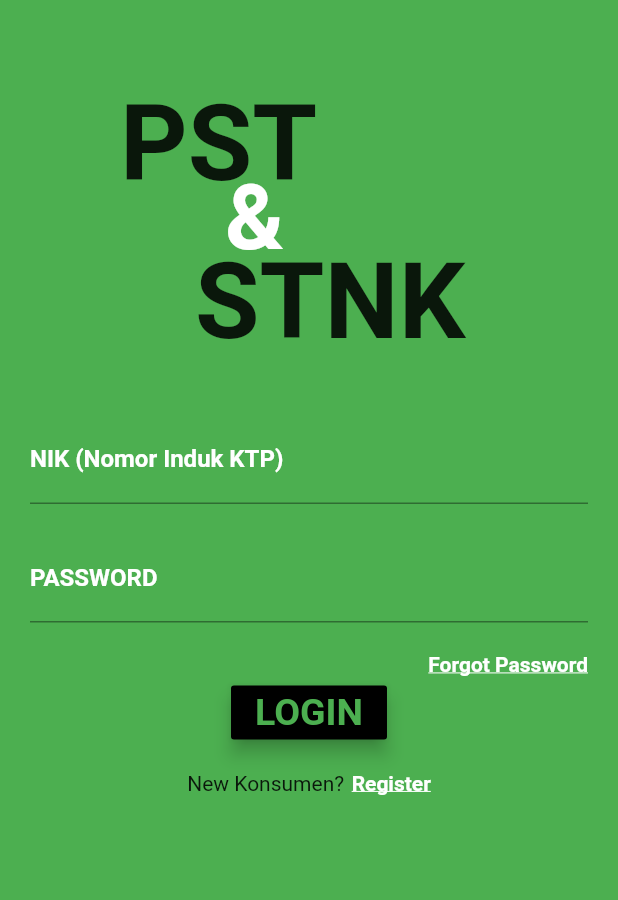
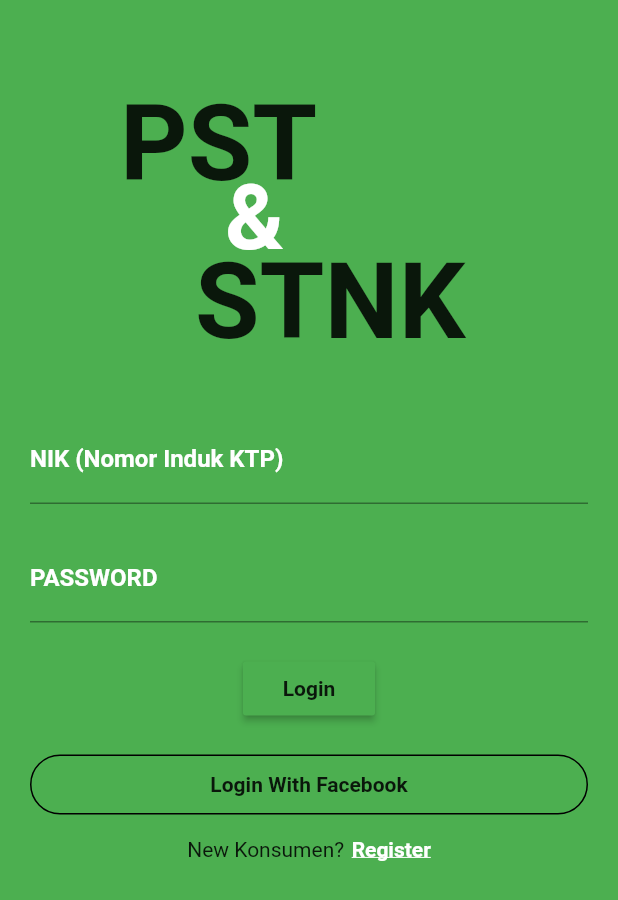
Before and after one commit to RdKaranNugraha/tubes, a Flutter app: the screen it shows after launch, on a phone screen of 412 x 824 dp. Shown: the top 900 px of the screen. Run offline on Flutter 3.47's test engine with Material 2 defaults, Android fonts, the phone set to English and light mode, and no system bars; Roboto replaces fonts that are missing (Montserrat).

Commit message:
Revisi Login
revisi login

```diff
--- a/lib/login.dart
+++ b/lib/login.dart
@@ -91,29 +91,17 @@ class _LoginState extends State<Login> {
                               borderSide: BorderSide(color: Colors.white))),
                       obscureText: true,
                     ),
-                    SizedBox(height: 5.0),
+                    SizedBox(height: 20.0),
                     Container(
-                      alignment: Alignment(1.0, 0.0),
-                      padding: EdgeInsets.only(top: 15.0, left: 20.0),
-                      child: InkWell(
-                        child: Text(
-                          'Forgot Password',
+                        child: Row(
+                      mainAxisAlignment: MainAxisAlignment.center,
+                      children: <Widget>[
+                        RaisedButton(
+                            child: Text('Login',
                                 style: TextStyle(
-                              color: Colors.white,
                                     fontWeight: FontWeight.bold,
-                              fontFamily: 'Montserrat',
-                              decoration: TextDecoration.underline),
-                        ),
-                      ),
-                    ),
-                    RaisedButton(
-                        child: Text("LOGIN",
-                            style: TextStyle(
+                                    fontFamily: 'Montserrat')),
                             color: Colors.green,
-                                fontSize: 25,
-                                fontWeight: FontWeight.bold)),
-                        color: Colors.black,
-                        elevation: 5,
                             onPressed: () {
                               if (text1.text == "089626156656" &&
                                   text2.text == "kelompok12") {
@@ -126,6 +114,35 @@ class _LoginState extends State<Login> {
                                     "NoTelepon atau Password salah/belum terdaftar");
                               }
                             })
+                      ],
+                    )),
+                    SizedBox(height: 20.0),
+                    Container(
+                        height: 40.0,
+                        color: Colors.transparent,
+                        child: Container(
+                            decoration: BoxDecoration(
+                                border: Border.all(
+                                    color: Colors.black,
+                                    style: BorderStyle.solid,
+                                    width: 1.0),
+                                color: Colors.transparent,
+                                borderRadius: BorderRadius.circular(20.0)),
+                            child: Row(
+                              mainAxisAlignment: MainAxisAlignment.center,
+                              children: <Widget>[
+                                // Center(
+                                //   child: ImageIcon(
+                                //       AssetImage('assets/facebook.png')),
+                                // ),
+                                Center(
+                                  child: Text('Login With Facebook',
+                                      style: TextStyle(
+                                          fontWeight: FontWeight.bold,
+                                          fontFamily: 'Montserrat')),
+                                )
+                              ],
+                            )))
                   ],
                 )),
             SizedBox(height: 15.0),
@@ -149,7 +166,7 @@ class _LoginState extends State<Login> {
                         fontWeight: FontWeight.bold,
                         decoration: TextDecoration.underline),
                   ),
-                )
+                ),
               ],
             ),
           ],
```
Also changed, not shown: lib/home.dart (line endings or trailing spaces). Lines whose indentation alone changed are shown as unchanged.
